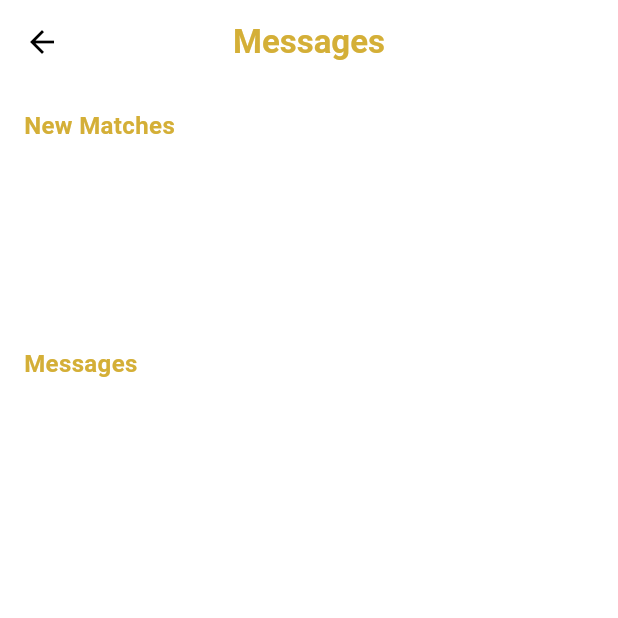
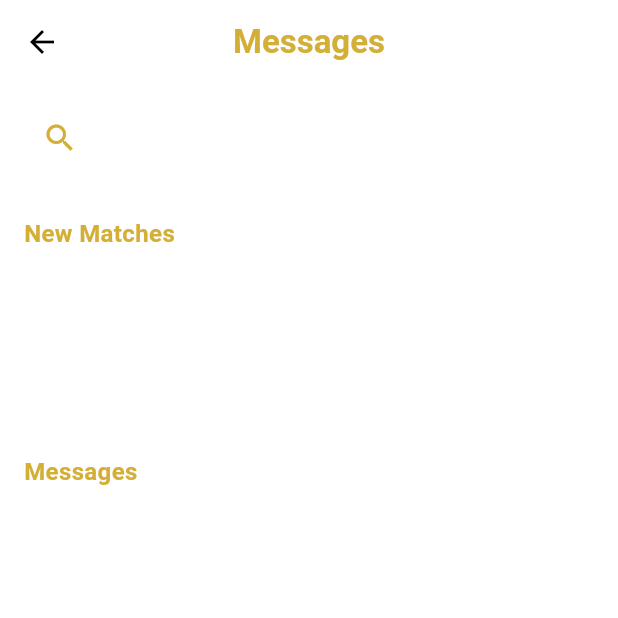
Before and after one commit to maloudnee/KnightDate, a Flutter app: the MessagesScreen screen opened directly, on a phone screen of 412 x 824 dp, the top half of it. Run offline on Flutter 3.47's test engine with Material 3 defaults, Android fonts, the phone set to English and light mode, and no system bars; our stand-ins replace image_picker, shared_preferences; accounts and stored records are empty; network calls fail.

Commit message:
partial search messages

```diff
--- a/mobile_version/lib/features/auth/presentation/screens/login_screen.dart
+++ b/mobile_version/lib/features/auth/presentation/screens/login_screen.dart
@@ -72,6 +72,7 @@ class _LoginScreenState extends State<LoginScreen> {
         );
       }
     } catch (e) {
+      print("Debug: $e");
       ScaffoldMessenger.of(context).showSnackBar(
         const SnackBar(content: Text("Server unreachable. Check your connection."))
       );
--- a/mobile_version/lib/features/auth/presentation/screens/messages_screen.dart
+++ b/mobile_version/lib/features/auth/presentation/screens/messages_screen.dart
@@ -14,6 +14,8 @@ class _MessagesScreenState extends State<MessagesScreen> {
   List<dynamic> newMatches = [];
   List<dynamic> activeChats = [];
   bool _isLoading = true;
+  final TextEditingController _searchController = TextEditingController();
+  List<dynamic> filteredChats = [];
 
   static const gold = Color(0xFFD4AF37);
 
@@ -85,6 +87,19 @@ class _MessagesScreenState extends State<MessagesScreen> {
     }
   }
 
+  void _filterMessages(String query) {
+    setState(() {
+      if (query.isEmpty) {
+        filteredChats = activeChats;
+      } else {
+        filteredChats = activeChats.where((chat) {
+          final name = chat['FirstName'].toString().toLowerCase();
+          return name.contains(query.toLowerCase());
+        }).toList();
+      }
+    });
+  }
+
   @override
   Widget build(BuildContext context) {
     final bool isDark = Theme.of(context).brightness == Brightness.dark;
@@ -101,6 +116,27 @@ class _MessagesScreenState extends State<MessagesScreen> {
         ? const Center(child: CircularProgressIndicator(color: gold))
         : CustomScrollView(
             slivers: [
+              SliverToBoxAdapter(
+                child: Padding(
+                  padding: const EdgeInsets.symmetric(horizontal: 16.0, vertical: 8.0),
+                  child: TextField(
+                    controller: _searchController,
+                    onChanged: _filterMessages,
+                    style: const TextStyle(color: Colors.white),
+                    decoration: InputDecoration(
+                      hintText: "Search conversations...",
+                      hintStyle: const TextStyle(color: Colors.white54),
+                      prefixIcon: const Icon(Icons.search, color: gold),
+                      filled: true,
+                      fillColor: Colors.white10,
+                      border: OutlineInputBorder(
+                        borderRadius: BorderRadius.circular(30),
+                        borderSide: BorderSide.none,
+                      ),
+                    ),
+                  ),
+                ),
+              ),
               SliverToBoxAdapter(
                 child: Padding(
                   padding: const EdgeInsets.all(16.0),
```
